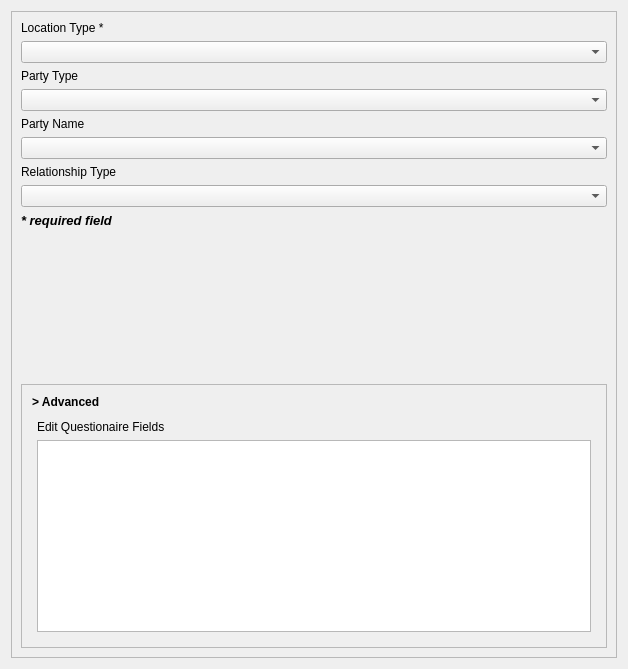
Above: cadasta/gui/ui/wizard/step_project_creation02.ui from meomancer/cadasta-qgis-plugin before the change. Below: the same form after it.
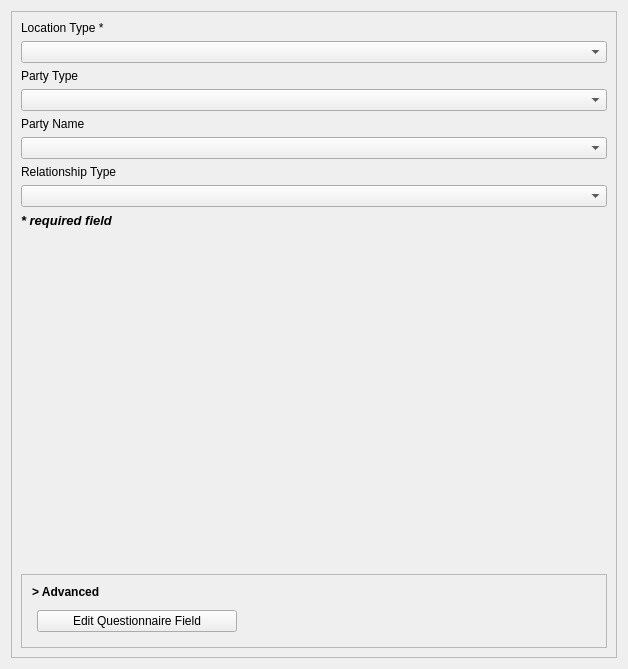
That is the form after the change.

Commit message: change questionnaire layout

What changed in the file:
```diff
--- a/cadasta/gui/ui/wizard/step_project_creation02.ui
+++ b/cadasta/gui/ui/wizard/step_project_creation02.ui
@@ -138,20 +138,16 @@
               <number>5</number>
              </property>
              <item>
-              <widget class="QLabel" name="label_3">
-               <property name="text">
-                <string>Edit Questionaire Fields</string>
-               </property>
-              </widget>
-             </item>
-             <item>
-              <widget class="QTextEdit" name="questionnaire_edit_text">
+              <widget class="QPushButton" name="questionnaire_button">
                <property name="maximumSize">
                 <size>
-                 <width>16777215</width>
-                 <height>400</height>
+                 <width>200</width>
+                 <height>16777215</height>
                 </size>
                </property>
+               <property name="text">
+                <string>Edit Questionnaire Field</string>
+               </property>
               </widget>
              </item>
             </layout>
```
The commit also changes 2 other files.
